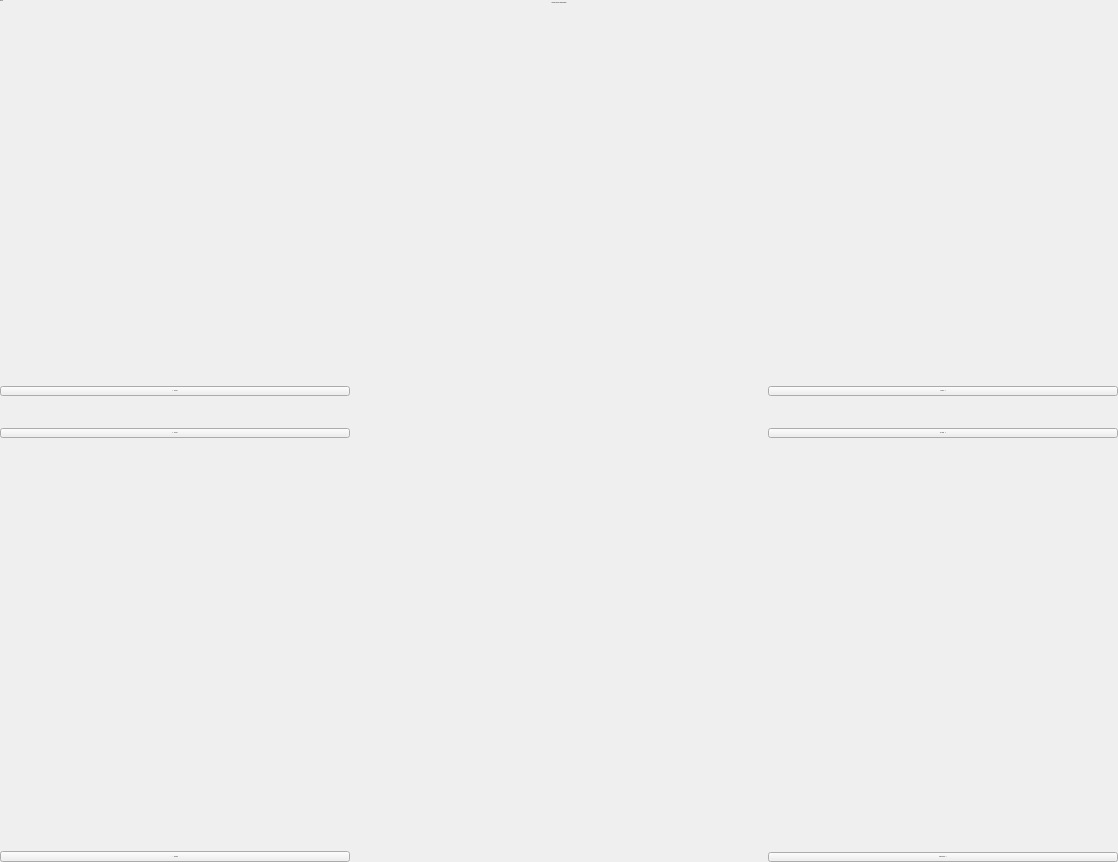
Qt form ui/main.ui (Herbankers/hb-GUI) before a commit.
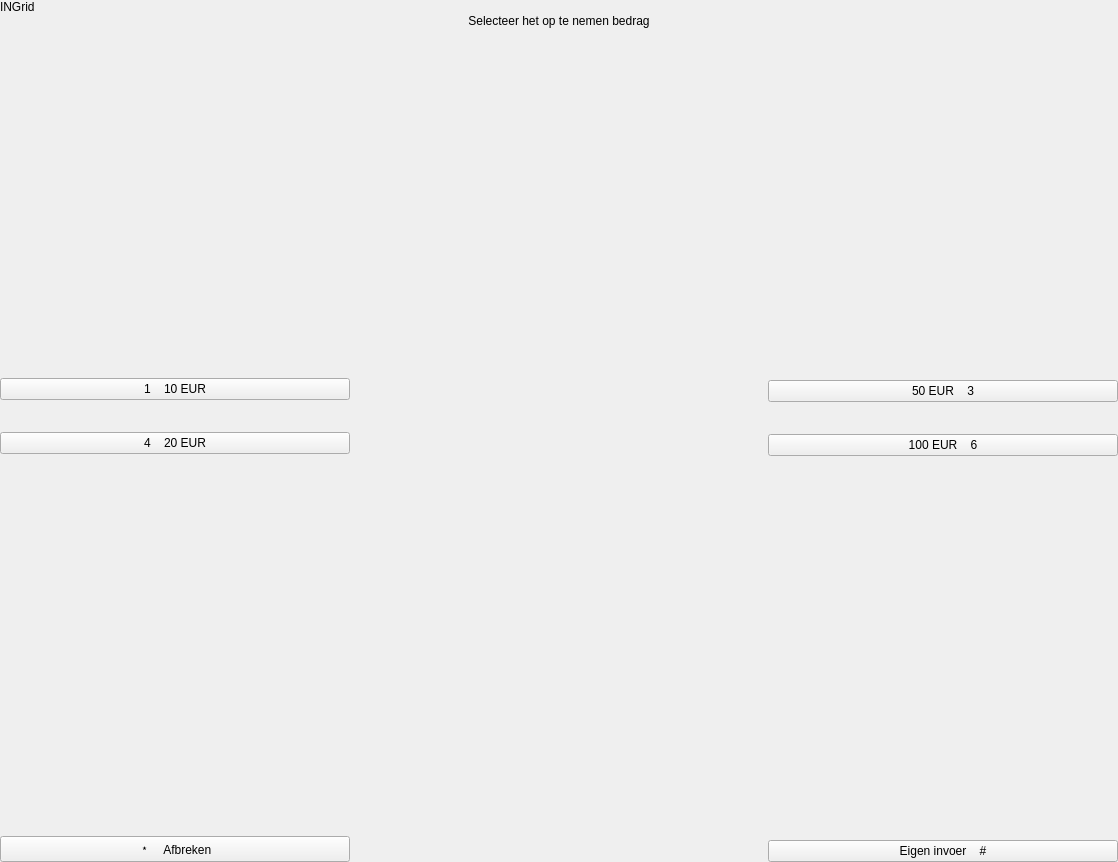
The same form after that commit. The open tabs and pages were chosen to show the change. Icons and pictures are not drawn.

Commit message: gui: fix point size errors

What changed in the file:
```diff
--- a/ui/main.ui
+++ b/ui/main.ui
@@ -142,12 +142,6 @@
     </property>
     <item>
      <widget class="QLabel" name="logo">
-      <property name="font">
-       <font>
-        <pointsize>-1</pointsize>
-        <bold>false</bold>
-       </font>
-      </property>
       <property name="text">
        <string>INGrid</string>
       </property>
@@ -898,12 +892,6 @@
             <height>150</height>
            </size>
           </property>
-          <property name="font">
-           <font>
-            <pointsize>-1</pointsize>
-            <bold>false</bold>
-           </font>
-          </property>
           <property name="text">
            <string>Selecteer het op te nemen bedrag</string>
           </property>
@@ -946,11 +934,6 @@
                 <height>86</height>
                </size>
               </property>
-              <property name="font">
-               <font>
-                <pointsize>-1</pointsize>
-               </font>
-              </property>
               <property name="text">
                <string>1    10 EUR</string>
               </property>
@@ -970,11 +953,6 @@
                 <height>86</height>
                </size>
               </property>
-              <property name="font">
-               <font>
-                <pointsize>-1</pointsize>
-               </font>
-              </property>
               <property name="text">
                <string>4    20 EUR</string>
               </property>
@@ -1001,11 +979,6 @@
                 <height>86</height>
                </size>
               </property>
-              <property name="font">
-               <font>
-                <pointsize>-1</pointsize>
-               </font>
-              </property>
               <property name="text">
                <string>﹡    Afbreken</string>
               </property>
@@ -1058,11 +1031,6 @@
                 <height>86</height>
                </size>
               </property>
-              <property name="font">
-               <font>
-                <pointsize>-1</pointsize>
-               </font>
-              </property>
               <property name="text">
                <string>50 EUR    3</string>
               </property>
@@ -1082,11 +1050,6 @@
                 <height>86</height>
                </size>
               </property>
-              <property name="font">
-               <font>
-                <pointsize>-1</pointsize>
-               </font>
-              </property>
               <property name="text">
                <string>100 EUR    6</string>
               </property>
@@ -1119,11 +1082,6 @@
                 <height>86</height>
                </size>
               </property>
-              <property name="font">
-               <font>
-                <pointsize>-1</pointsize>
-               </font>
-              </property>
               <property name="text">
                <string>Eigen invoer    #</string>
               </property>
```
Left out of the diff: 153 changed lines with no effect on the pictures.
